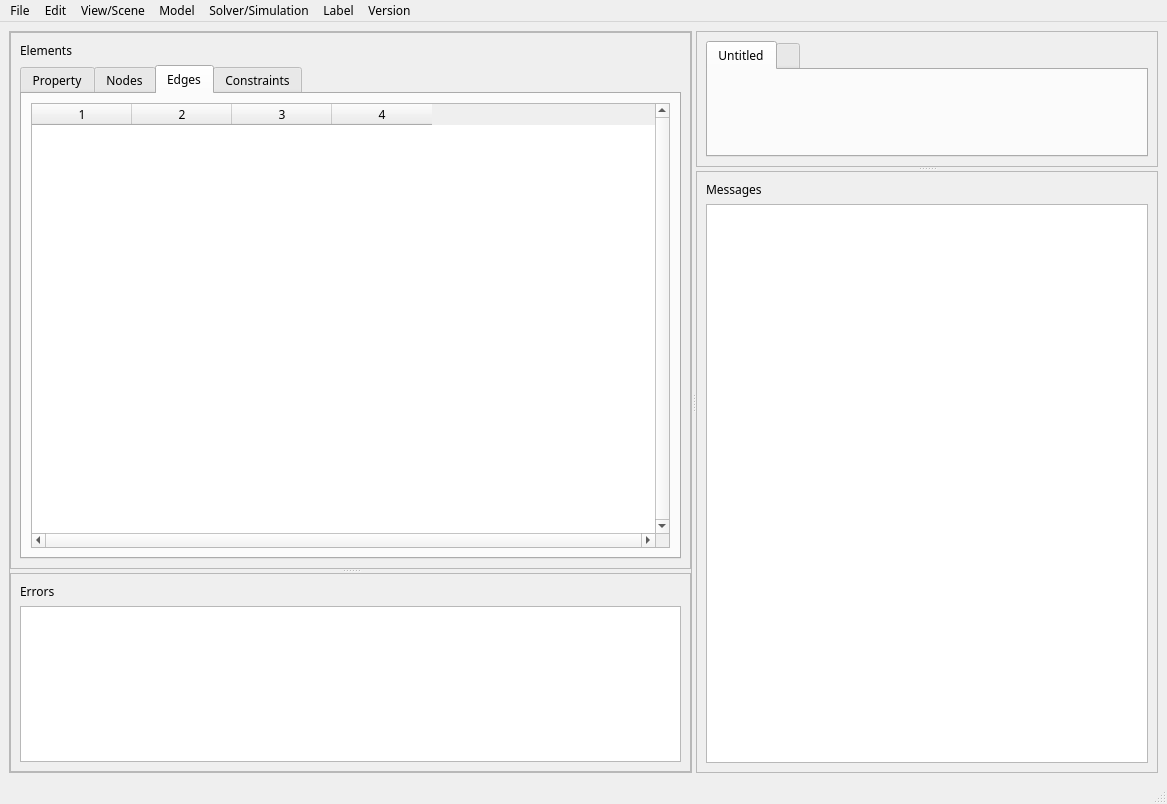
The window that gui/Ui_MainWindow.ui (myngshj3/graphcore-poc) describes before a commit, drawn with Qt 5.
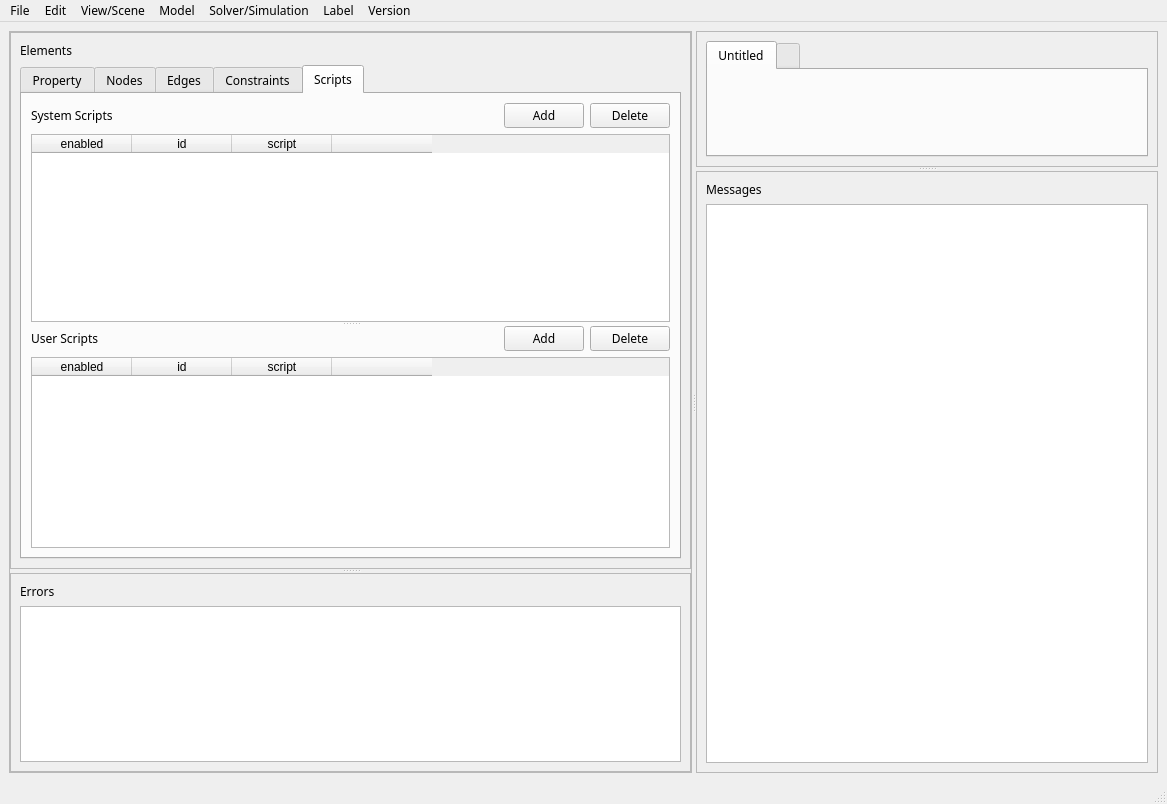
The same window after the commit. Custom widgets are drawn as their Qt base class.

The edit to the form file:
```diff
--- a/gui/Ui_MainWindow.ui
+++ b/gui/Ui_MainWindow.ui
@@ -124,7 +124,7 @@
                 <item>
                  <widget class="QTabWidget" name="editorTabWidget">
                   <property name="currentIndex">
-                   <number>2</number>
+                   <number>4</number>
                   </property>
                   <widget class="QWidget" name="tab_7">
                    <attribute name="title">
@@ -386,6 +386,176 @@
                     </item>
                    </layout>
                   </widget>
+                  <widget class="QWidget" name="tab_3">
+                   <attribute name="title">
+                    <string>Scripts</string>
+                   </attribute>
+                   <layout class="QVBoxLayout" name="verticalLayout_13">
+                    <item>
+                     <widget class="QSplitter" name="splitter_7">
+                      <property name="orientation">
+                       <enum>Qt::Vertical</enum>
+                      </property>
+                      <widget class="QWidget" name="">
+                       <layout class="QVBoxLayout" name="verticalLayout_11">
+                        <item>
+                         <layout class="QHBoxLayout" name="horizontalLayout_4">
+                          <item>
+                           <widget class="QLabel" name="label_7">
+                            <property name="text">
+                             <string>System Scripts</string>
+                            </property>
+                           </widget>
+                          </item>
+                          <item>
+                           <spacer name="horizontalSpacer_3">
+                            <property name="orientation">
+                             <enum>Qt::Horizontal</enum>
+                            </property>
+                            <property name="sizeHint" stdset="0">
+                             <size>
+                              <width>40</width>
+                              <height>20</height>
+                             </size>
+                            </property>
+                           </spacer>
+                          </item>
+                          <item>
+                           <widget class="QPushButton" name="addSystemScriptButton">
+                            <property name="text">
+                             <string>Add</string>
+                            </property>
+                           </widget>
+                          </item>
+                          <item>
+                           <widget class="QPushButton" name="deleteSystemScriptButton">
+                            <property name="text">
+                             <string>Delete</string>
+                            </property>
+                           </widget>
+                          </item>
+                         </layout>
+                        </item>
+                        <item>
+                         <widget class="QTableWidget" name="systemScriptTable">
+                          <property name="selectionMode">
+                           <enum>QAbstractItemView::MultiSelection</enum>
+                          </property>
+                          <property name="selectionBehavior">
+                           <enum>QAbstractItemView::SelectRows</enum>
+                          </property>
+                          <attribute name="verticalHeaderVisible">
+                           <bool>false</bool>
+                          </attribute>
+                          <attribute name="verticalHeaderHighlightSections">
+                           <bool>false</bool>
+                          </attribute>
+                          <column>
+                           <property name="text">
+                            <string>enabled</string>
+                           </property>
+                          </column>
+                          <column>
+                           <property name="text">
+                            <string>id</string>
+                           </property>
+                          </column>
+                          <column>
+                           <property name="text">
+                            <string>script</string>
+                           </property>
+                          </column>
+                          <column>
+                           <property name="text">
+                            <string/>
+                           </property>
+                          </column>
+                         </widget>
+                        </item>
+                       </layout>
+                      </widget>
+                      <widget class="QWidget" name="">
+                       <layout class="QVBoxLayout" name="verticalLayout_10">
+                        <item>
+                         <layout class="QHBoxLayout" name="horizontalLayout_3">
+                          <item>
+                           <widget class="QLabel" name="label_6">
+                            <property name="text">
+                             <string>User Scripts</string>
+                            </property>
+                           </widget>
+                          </item>
+                          <item>
+                           <spacer name="horizontalSpacer_2">
+                            <property name="orientation">
+                             <enum>Qt::Horizontal</enum>
+                            </property>
+                            <property name="sizeHint" stdset="0">
+                             <size>
+                              <width>40</width>
+                              <height>20</height>
+                             </size>
+                            </property>
+                           </spacer>
+                          </item>
+                          <item>
+                           <widget class="QPushButton" name="addUserScriptButton">
+                            <property name="text">
+                             <string>Add</string>
+                            </property>
+                           </widget>
+                          </item>
+                          <item>
+                           <widget class="QPushButton" name="deleteUserScriptButton">
+                            <property name="text">
+                             <string>Delete</string>
+                            </property>
+                           </widget>
+                          </item>
+                         </layout>
+                        </item>
+                        <item>
+                         <widget class="QTableWidget" name="userScriptTable">
+                          <property name="selectionMode">
+                           <enum>QAbstractItemView::MultiSelection</enum>
+                          </property>
+                          <property name="selectionBehavior">
+                           <enum>QAbstractItemView::SelectRows</enum>
+                          </property>
+                          <attribute name="verticalHeaderVisible">
+                           <bool>false</bool>
+                          </attribute>
+                          <attribute name="verticalHeaderHighlightSections">
+                           <bool>false</bool>
+                          </attribute>
+                          <column>
+                           <property name="text">
+                            <string>enabled</string>
+                           </property>
+                          </column>
+                          <column>
+                           <property name="text">
+                            <string>id</string>
+                           </property>
+                          </column>
+                          <column>
+                           <property name="text">
+                            <string>script</string>
+                           </property>
+                          </column>
+                          <column>
+                           <property name="text">
+                            <string/>
+                           </property>
+                          </column>
+                         </widget>
+                        </item>
+                       </layout>
+                      </widget>
+                     </widget>
+                    </item>
+                   </layout>
+                  </widget>
                  </widget>
                 </item>
                </layout>
```
Left out of the diff: 38 changed lines with no effect on the pictures.
